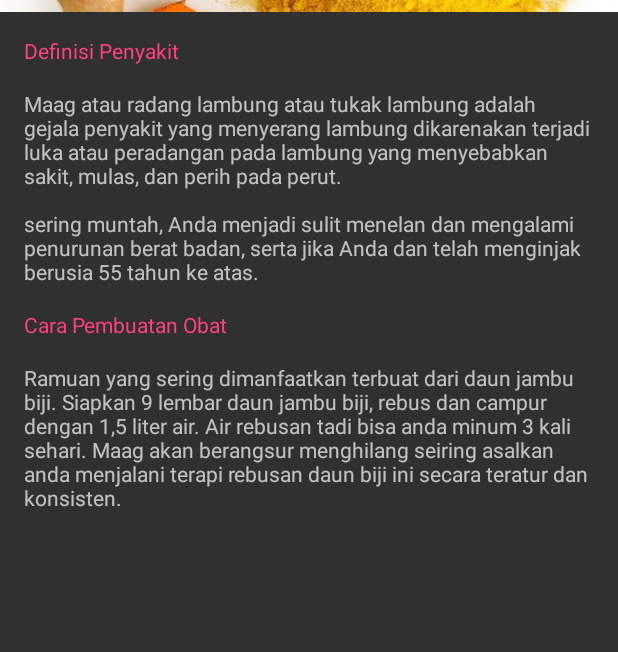
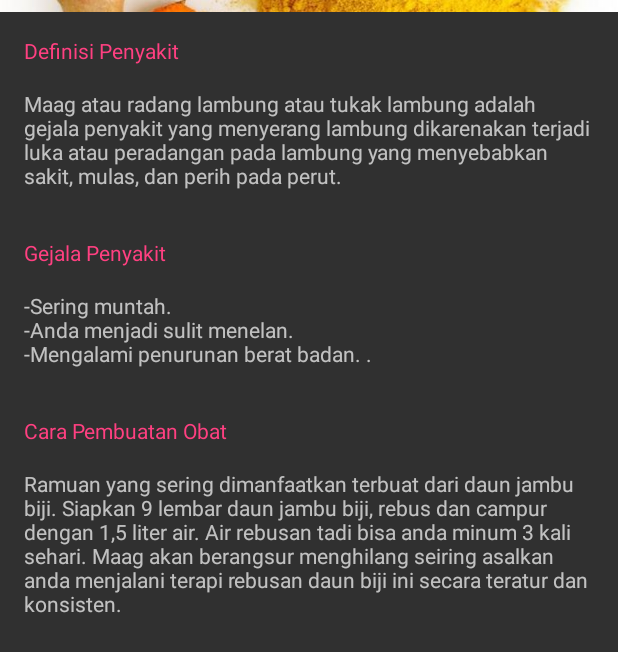
Before and after one commit to bayukrisna/LifeWithToga, an Android app: the MainActivity screen opened directly, with no data from a screen before it, after a tap on "Maag", on a phone screen of 412 x 824 dp. Shown: the top 652 px of the screen. Run offline under Robolectric (Android 15) with nearby library versions, the phone set to English and light mode, and no system bars.

Commit message:
Modifikasi array, list music, dan logo aplikasi.

```diff
--- a/app/src/main/AndroidManifest.xml
+++ b/app/src/main/AndroidManifest.xml
@@ -5,7 +5,7 @@
     <application
         android:allowBackup="true"
         android:hardwareAccelerated="false"
-        android:icon="@mipmap/ic_launcher"
+        android:icon="@mipmap/tubuh"
         android:label="@string/app_name"
         android:largeHeap="true"
         android:supportsRtl="true"
--- a/app/src/main/java/id/sch/smktelkom_mlg/project/xiirpl108172635/lifewithtoga/DetailActivity.java
+++ b/app/src/main/java/id/sch/smktelkom_mlg/project/xiirpl108172635/lifewithtoga/DetailActivity.java
@@ -24,7 +24,9 @@ public class DetailActivity extends AppCompatActivity {
         ImageView ivFoto = (ImageView) findViewById(R.id.imageFoto);
         ivFoto.setImageURI(Uri.parse(toga.foto));
         TextView tvDeskripsi = (TextView) findViewById(R.id.place_detail);
-        tvDeskripsi.setText(toga.deskripsi + "\n\n" + toga.detail);
+        tvDeskripsi.setText(toga.detail + "\n\n");
+        TextView tvGejala = (TextView) findViewById(R.id.place_desc);
+        tvGejala.setText(toga.deskripsi + "\n\n");
         TextView tvLokasi = (TextView) findViewById(R.id.place_location);
         tvLokasi.setText(toga.lokasi);
 
--- a/app/src/main/res/layout/content_detail.xml
+++ b/app/src/main/res/layout/content_detail.xml
@@ -25,17 +25,29 @@
             android:textColor="?attr/colorAccent"/>
 
         <TextView
+            android:id="@+id/place_desc"
+            android:layout_width="wrap_content"
+            android:layout_height="wrap_content"
+            tools:text="deskripsi"/>
+
+        <TextView
+            android:layout_width="match_parent"
+            android:layout_height="wrap_content"
+            android:layout_marginBottom="16dp"
+            android:text="Gejala Penyakit"
+            android:textColor="?attr/colorAccent"/>
+
+        <TextView
             android:id="@+id/place_detail"
             android:layout_width="wrap_content"
             android:layout_height="wrap_content"
-            tools:text="deskripsi"/>
+            tools:text="Gejala"/>
 
 
         <TextView
             android:layout_width="match_parent"
             android:layout_height="wrap_content"
             android:layout_marginBottom="16dp"
-            android:layout_marginTop="16dp"
             android:text="Cara Pembuatan Obat"
             android:textColor="?attr/colorAccent"/>
 
--- a/app/src/main/res/values/arrays.xml
+++ b/app/src/main/res/values/arrays.xml
@@ -33,35 +33,26 @@
         <item>Cacing kremi adalah cacing parasit kecil yang menjangkiti usus besar manusia. Parasit bernama latin Enterobius vermicularis ini memiliki fisik berwarna putih dan sekilas terlihat seperti benang putih. Cacing ini bisa terlihat pada sekitar lubang anus atau di tinja penderita.</item>
     </string-array>
     <string-array name="place_details">
-        <item>sering muntah, Anda menjadi sulit menelan dan mengalami penurunan berat badan, serta jika Anda dan telah menginjak berusia 55 tahun ke atas.
+        <item>-Sering muntah. \n-Anda menjadi sulit menelan. \n-Mengalami penurunan berat badan. .
         </item>
-        <item>Tubuh terasa kedinginan tidak karuan, cegukan, perut terasa kembung, dan menggigil.
+        <item>-Tubuh terasa kedinginan tidak karuan. \n-cegukan. \n-Perut terasa kembung. \n-Menggigil.
         </item>
-        <item>Gejala diare bermacam-macam, dimulai dari yang hanya merasakan sakit perut singkat dengan tinja yang tidak terlalu encer hingga ada yang mengalami kram perut dengan tinja yang sangat encer. Pada kasus diare parah, kemungkinan penderitanya juga akan mengalami demam dan kram perut hebat.
+        <item>Gejala diare bermacam-macam. \n\n-Dimulai dari yang hanya merasakan sakit perut singkat dengan tinja yang tidak terlalu encer. \n-Mengalami kram perut dengan tinja yang sangat encer. \n-Pada kasus diare parah, kemungkinan penderitanya juga akan mengalami demam dan kram perut hebat.
         </item>
-        <item>Jarang buang air besar, atau kurang dari sekali sehari "\n" Sulit buang air besar ,Kram otot perut ,Perut terasa berat,Sering buang gas atau kentut
-Lidah berlendir \n
-Sakit kepala \n
-Kehilangan nafsu makan \n
-Sakit pada paha atau betis \n
-Hipertensi atau tekanan darah tinggi \n
-Mual \n
-Vertigo \n
-Jantung berbebar-debar atau palpitasi \n
-Kantuk \n
+        <item>-Jarang buang air besar atau kurang dari sekali sehari. \n-Sulit buang air besar. \n-Kram otot perut. \n-Perut terasa berat. \n-Sering buang gas atau kentut. \n-Lidah berlendir. \n-Sakit kepala. \n-Kehilangan nafsu makan \n-Sakit pada paha atau betis. \n-Hipertensi atau tekanan darah tinggi. \n-Mual. \n-Vertigo. \n-Jantung berbebar-debar atau palpitasi. \n-Kantuk.
         </item>
-        <item>Gejala yang paling umum terjadi adalah nyeri perut atau mulas. Gejala-gejala lain yang mungkin Anda rasakan adalah kram di perut, mual, demam, hilangnya nafsu makan, dan tentu saja, dehidrasi. Saat diare disertai dengan muntah berulang kali, itu artinya Anda terserang muntaber.
+        <item>-Nyeri perut atau mulas. \n-Mual. \n-Demam. \n-Hilangnya nafsu makan. \n-Dehidrasi.
         </item>
         <item>Orang yang terjangkiti cacing kremi seringkali tidak merasakan gejala atau tanda apa pun. Namun, gejala umum yang sering dirasakan penderita adalah rasa gatal di sekitar anus dan vagina pada malam hari. Rasa gatal ini disebabkan oleh aktivitas cacing kremi saat menaruh telur-telurnya.
         </item>
     </string-array>
     <string-array name="place_locations">
         <item>Ramuan yang sering dimanfaatkan terbuat dari daun jambu biji. Siapkan 9 lembar daun jambu biji, rebus dan campur dengan 1,5 liter air. Air rebusan tadi bisa anda minum 3 kali sehari. Maag akan berangsur menghilang seiring asalkan anda menjalani terapi rebusan daun biji ini secara teratur dan konsisten.</item>
-        <item>Parut dulu jahe secukupnya, kemudian rebus sampai mendidih dan saring. Agar wedang jahe tak terlalu pedas, kamu bisa menambahkan air perasan lemon dan gula batu. Jika ingin lebih nikmat lagi, konsumsi wedang jahe bersama dengan pisang rebus atau camilan kesukaanmu lainnya.</item>
+        <item>Parut dulu jahe secukupnya, kemudian rebus sampai mendidih dan saring. Agar wedang jahe tak terlalu pedas, kamu bisa menambahkan air perasan lemon dan gula batu. \n\nJika ingin lebih nikmat lagi, konsumsi wedang jahe bersama dengan pisang rebus atau camilan kesukaanmu lainnya.</item>
         <item>Buah jambu biji ini juga dapat mengatasi Diare dan tidak hanya buahnya saja Daunnya pun dapat juga mengatasi diare. Cara mengkonsumsinya dengan memakan pucuk daun jambu biji dan dicampur dengan garam dapur. Secara langsung Obat tradisional ini akan cepat menghentikan terjadinya sakit perut atau diare.</item>
         <item>Setengah genggam daun keji beling segar dicuci hingga bersih. Kemudian rebus dengan dua gelas air sampai tersisa satu gelas. Saring dan minum.</item>
-        <item>Salah satu cara cepat untuk mengobati penyakit muntaber, dapat menggunakan daun sembung. Caranya, rebus 5 lembar pucuk daun sembung bersama 2 gelas air. Biarkan airnya mendidih dan berkurang segelas. Minum ramuan tradisional ini, 2 kali dalam sehari.</item>
-        <item>Kulit mangga yang biasanya dibuang begitu saja ternyata dapat dijadikan sebagai obat cacing. Daya antelmintik pada kulit mangga akan membantu mencegah penyakit cacing terutama untuk anak-anak, antelmintik juga sangat ampuh untuk membunuh kuman dan bakteri yang ada di dalam perut.
+        <item>Salah satu cara cepat untuk mengobati penyakit muntaber, dapat menggunakan daun sembung. \n\nCaranya, rebus 5 lembar pucuk daun sembung bersama 2 gelas air. Biarkan airnya mendidih dan berkurang segelas. Minum ramuan tradisional ini, 2 kali dalam sehari.</item>
+        <item>Kulit mangga yang biasanya dibuang begitu saja ternyata dapat dijadikan sebagai obat cacing. Daya antelmintik pada kulit mangga akan membantu mencegah penyakit cacing terutama untuk anak-anak, antelmintik juga sangat ampuh untuk membunuh kuman dan bakteri yang ada di dalam perut. \n\n
 
 Cara membuatnya: Selama kurang lebih 15 menit rebuslah kulit mangga, hal ini akan menjadikan zat antelmintik di kulit mangga keluar. Ambil dan taruhlah dalam gelas air rebusan kulit mangga tersebut kemudian minumlah dengan penuh semangat. Ternyata rebusan kulit mangga ini cukup ampuh membunuh bakteri jahat di dalam perut dan juga larva cacing. </item>
     </string-array>
@@ -92,28 +83,33 @@ Cara membuatnya: Selama kurang lebih 15 menit rebuslah kulit mangga, hal ini aka
         <item>Jerawat adalah masalah kulit yang ditandai dengan munculnya bintik-bintik pada beberapa bagian tubuh, seperti wajah, leher, punggung, dan dada. Bintik-bintik tersebut dapat berkisar mulai dari yang ringan, seperti komedo hitam dan komedo putih, hingga bintik-bintik parah yang berisi nanah dan kista.</item>
     </string-array>
     <string-array name="gejalakepala">
-        <item>Sakit kepala sangat parah yang terjadi secara tiba-tiba dan belum pernah dirasakan sebelumnya.
-Lengan dan/atau satu sisi wajah atau seluruh wajah, terasa lemas atau lumpuh.
-Sakit kepala yang bersamaan dengan demam, leher kaku, kebingungan, kejang, penglihatan ganda, dan ruam kulit.
-Bicara dan gerak bibir yang sulit dimengerti.
+        <item>-Sakit kepala sangat parah yang terjadi secara tiba-tiba dan belum pernah dirasakan sebelumnya.
+            \n-Lengan dan/atau satu sisi wajah atau seluruh wajah, terasa lemas atau lumpuh.
+            \n-Sakit kepala yang bersamaan dengan demam, leher kaku, kebingungan, kejang, penglihatan ganda, dan ruam kulit.
+            \n-Bicara dan gerak bibir yang sulit dimengerti.
         </item>
-        <item>Gejala yang berhubungan dengan vertigo adalah kehilangan keseimbangan. Tanda-tanda ini akan memicu pengidap vertigo mengalami kesulitan berdiri atau berjalan, mual, muntah, berkeringat, kadang disertai nistagmus (gerakan mata yang tidak normal) dan pusing.
+        <item>-Kehilangan keseimbangan.
+            \n-Mengalami kesulitan berdiri atau berjalan.
+            \n-Mual.
+            \n-Muntah.
+            \n-Berkeringat.
+            \n-Kadang disertai nistagmus (gerakan mata yang tidak normal) dan pusing.
         </item>
-        <item>Sensasi seperti mau pingsan.
-Sensasi limbung atau kehilangan keseimbangan.
-Vertigo, yaitu sekeliling terasa berputar.
+        <item>-Sensasi seperti mau pingsan.
+            \n-Sensasi limbung atau kehilangan keseimbangan.
+            \n-Vertigo, yaitu sekeliling terasa berputar.
         </item>
-        <item>Luka berwarna putih yang biasa muncul di lidah atau dinding mulut.
-Sensasi terbakar pada lidah.
-Rasa sakit saat menelan.
-Rasa tidak nyaman di dalam mulut.
+        <item>-Luka berwarna putih yang biasa muncul di lidah atau dinding mulut.
+            \n-Sensasi terbakar pada lidah.
+            \n-Rasa sakit saat menelan.
+            \n-Rasa tidak nyaman di dalam mulut.
         </item>
-        <item>Bengkak di sekitar gigi yang terinfeksi. \n
-                Pusing. \n
-                Rasa dan bau busuk dari gigi yang terinfeksi. \n
-                Demam. \n
+        <item>-Bengkak di sekitar gigi yang terinfeksi.
+                \n-Pusing.
+                \n-Rasa dan bau busuk dari gigi yang terinfeksi.
+                \n-Demam.
         </item>
-        <item>Timbulnya benjolan yang berwarna kemerahan atau kuning yang mengandung nanah. Ciri - ciri jerawat juga bisa dikelompokkan menjadi dua kategori yaitu jerawat yang meradang dan tidak meradang. \n\n
+        <item>Timbulnya benjolan yang berwarna kemerahan atau kuning yang mengandung nanah. \n\nCiri - ciri jerawat juga bisa dikelompokkan menjadi dua kategori yaitu jerawat yang meradang dan tidak meradang. \n\n
                 A. Jerawat Meradang \n
             Jerawat yang meradang ciri-cirinya berwarna kemerah-merahan dan terjadi peradangan serta pembengkakan, juga gejala adanya iritasi pada kulit. \n\n
                 B. Jerawat Tidak Meradang \n
@@ -121,16 +117,16 @@ Rasa tidak nyaman di dalam mulut.
         </item>
     </string-array>
     <string-array name="obatkepala">
-        <item> Buatlah jus lemon dari 1 buah lemon dan dicampur ke dalam gelas bersama air putih dan kita bisa gunakan kulitnya untuk dilumat lalu ditempel di dahi</item>
-        <item>Almond kaya akan asam lemak esensial, vitamin dan mineral. Nutrisi di dalamnya juga membantu tubuh untuk mengatasi serangan vertigo. Tidak hanya itu, almond juga berkhasiat untuk menyembuhkan kelelahan dan sakit kepala yang terjadi karena vertigo. Anda dapat mencampur bubuk almond dalam susu panas dan diminum di pagi hari.</item>
-        <item>Bahan-bahannya adalah sediakan daun jeruk nipis setengah lembar serta satu buah jeruk nipis. Cara membuatnya yaitu daun jeruk nipis tersebut ditumbuk sampai halus. Lalu masukkan kedalam wadah. Setelah itu, dicampur dengan perasan air jeruk nipis. Aduk merata. digunakan sebagai obat gosok yaitu caranya usapkan pada bagian bahu, tengkuk serta pelipis.</item>
-        <item>Percaya atau tidak, air kelapa dikenal denga pendinginannya sehingga dapat menenangkan sistem pencernaan. Selain baik untuk mengatasi dehidrasi, air kelapa juga baik untuk mengobati sariawan.</item>
+        <item>Buatlah jus lemon dari 1 buah lemon dan dicampur ke dalam gelas bersama air putih dan kita bisa gunakan kulitnya untuk dilumat lalu ditempel di dahi</item>
+        <item>Almond kaya akan asam lemak esensial, vitamin dan mineral. Nutrisi di dalamnya juga membantu tubuh untuk mengatasi serangan vertigo. Tidak hanya itu, almond juga berkhasiat untuk menyembuhkan kelelahan dan sakit kepala yang terjadi karena vertigo. \n\nAnda dapat mencampur bubuk almond dalam susu panas dan diminum di pagi hari.</item>
+        <item>Anda bisa menggunakan ramuan jeruk nipis. \n\nBahan-bahannya adalah sediakan daun jeruk nipis setengah lembar serta satu buah jeruk nipis. \n\nCara membuatnya yaitu daun jeruk nipis tersebut ditumbuk sampai halus. Lalu masukkan kedalam wadah. Setelah itu, dicampur dengan perasan air jeruk nipis. Aduk merata. digunakan sebagai obat gosok yaitu caranya usapkan pada bagian bahu, tengkuk serta pelipis.</item>
+        <item>Percaya atau tidak, air kelapa dikenal dengan pendinginannya sehingga dapat menenangkan sistem pencernaan. Selain baik untuk mengatasi dehidrasi, air kelapa juga baik untuk mengobati sariawan.</item>
         <item>Disarankan menggunakan minyak cengkeh. Adapun cara penggunaannya adalah dengan cara menuang minyak secukupnya pada kapas lalu tempelkan pada bagian yang sakit. Usahakan dijepit atau digigit agar tak lepas.Biarkan dalam waktu lama dan ganti bisa sudah terasa kurang efeknya.</item>
         <item>Cara Menghilangkan Jerawat Menggunakan Bawang Putih \n\n
-Ambil bawang putih dan potong 1 siung bawang putih menjadi 2 bagian \n
-Gosok-gosokkan bawang putih yang telah dipotong ke jerawat dan biarkan selama 5-10 menit \n
-Cucilah wajah menggunakan air bersih \n
-Lakukan ini secara rutin hingga mendapatkan hasil yang maksimal</item>
+            -Ambil bawang putih dan potong 1 siung bawang putih menjadi 2 bagian \n
+            -Gosok-gosokkan bawang putih yang telah dipotong ke jerawat dan biarkan selama 5-10 menit \n
+            -Cucilah wajah menggunakan air bersih \n
+            -Lakukan ini secara rutin hingga mendapatkan hasil yang maksimal</item>
     </string-array>
     <array name="gambarkepala">
         <item>@drawable/juslemon</item>
@@ -159,42 +155,28 @@ Lakukan ini secara rutin hingga mendapatkan hasil yang maksimal</item>
         <item>Kram adalah pengerutan pada otot, yang muncul secara tiba-tiba dan menyebabkan nyeri. Kram bisa sembuh dengan sendirinya selama beberapa detik, menit, atau jam, tergantung dari kontraksi tersebut, dan kram dapat terjadi pada otot rangka atau otot polos.</item>
     </string-array>
     <string-array name="gejalatangan">
-        <item>Keluar darah. \n
-            Jaringan kulit luar robek akibat tergores. \n
-            Timbul rasa sakit dan perih. \n
-            Terkadang juga akan mengakibatkan kepala pusing.
+        <item>-Kulit terasa tidak nyaman. \n-Warna kulit menjadi kemerahan. \n-Kadang disertai bentolan kecil - kecil. \n-Kulit terasa kering dan lebih sensitif.
         </item>
-        <item>Kulit terasa tidak nyaman. \n
-            Warna kulit menjadi kemerahan. \n
-            Kadang disertai bentolan kecil - kecil. \n
-            Kulit terasa kering dan lebih sensitif.
+        <item>-Keluar darah.
+            \n-Jaringan kulit luar robek akibat tergores.
+            \n-Timbul rasa sakit dan perih.
+            \n-Terkadang juga akan mengakibatkan kepala pusing.
         </item>
-        <item>Kekauan sendi di pagi hari. \n
-            Pembengkakan dan nyeri sendi. \n
-            Adanya benjolan atau nodul. \n
-            Penumpukan cairan.
+        <item>-Kekauan sendi di pagi hari. \n-Pembengkakan dan nyeri sendi. \n-Adanya benjolan atau nodul. \n-Penumpukan cairan.
         </item>
         <item>Kuku menjadi tipis dan datar atau cekung.
         </item>
-        <item>Kulit bersisik dan kasar \n
-            Mudah tergores atau tergesek benda \n
-            Akan menimbulkan bekas jika tergesek ssesuatu \n
+        <item>-Kulit bersisik dan kasar \n-Mudah tergores atau tergesek benda \n-Akan menimbulkan bekas jika tergesek ssesuatu \n
         </item>
-        <item>Tangan terasa lemah untuk digerakan. \n
-            Mati rasa. \n
-            Tangan terasa kaku dan terasa sakit. \n
-            Terkadang juga menyebabkan perubahan warna kulit menjadi kemerahan.
+        <item>-Tangan terasa lemah untuk digerakan. \n-Mati rasa. \n-Tangan terasa kaku dan terasa sakit. \n-Terkadang juga menyebabkan perubahan warna kulit menjadi kemerahan.
         </item>
     </string-array>
     <string-array name="obattangan">
-        <item>Lidah Buaya Dipercaya Dapat Mengatasi Gatal Di Badan. Kandungan aloe vera yang terdapat dalam gell lidah buaya mampu untuk menghilangkan gatal di badan. Tidak banyak cara untuk menggunakan gell lidah buaya sebagai obat gatal Anda. Cukup Anda ambil lidah buaya dan potong menjadi dua. Lalu ambil gell lidah buaya dan oleskan terhadap badan yang terasa gatal. Memang untuk pengobatan yang sebentar tidak akan langsung terasa efeknya. Oleh karena itu lakukan hal ini sesering mungkin demi untuk proses penyembuhan lebih cepat lagi.</item>
+        <item>Lidah Buaya Dipercaya Dapat Mengatasi Gatal Di Badan. Kandungan aloe vera yang terdapat dalam gell lidah buaya mampu untuk menghilangkan gatal di badan. Tidak banyak cara untuk menggunakan gell lidah buaya sebagai obat gatal Anda. \n\nCukup Anda ambil lidah buaya dan potong menjadi dua. Lalu ambil gell lidah buaya dan oleskan terhadap badan yang terasa gatal. Memang untuk pengobatan yang sebentar tidak akan langsung terasa efeknya. Oleh karena itu lakukan hal ini sesering mungkin demi untuk proses penyembuhan lebih cepat lagi.</item>
         <item>Minyak kelapa memiliki sejuta manfaat, juga dapat menyembuhkan luka dengan efektif. Minyak nabati ini memiliki sifat antibakteri dan antijamur yang menakjubkan dan bahkan dapat mencegah luka jaringan parut. Oleskan minyak kelapa pada luka untuk membantu mempercepat penyebuhannya 2 atau 3 kali sehari</item>
         <item>Cara pengobatan penyakit rematik dengan ramuan herbal sangat mudah untuk dibuat dan juga tak kalah khasiatnya untuk mengatasi rematik adalah dengan menggunakan daun belimbing wuluh muda. Cara membuatnya cukup sediakan sebanyak 100 gram daun belimbing wuluh muda, cengkeh sebanyak 10 biji, merica sebanyak 15 biji, serta cuka secukupnya. Kemudian giling hingga halus semua bahan-bahan tersebut. Ramuan ini juga hanya obat untuk pemakaian luar, cara menggunakannya cukup oleskan pada bagian yang sakit sebanyak yang diperlukan.</item>
-        <item>Menggunakan minyak lemon esensial untuk membersihkan kuku. \n
-             Rendam dengan air hangat dan gosok dengan sikat halus. \n
-             Hindari memakai kuteks berwarna terang. \n
-            Istirahatkan kuku Anda dari pemakaian kuteks selama beberapa bulan.</item>
-        <item>Mentimun \n
+        <item>Menggunakan minyak lemon esensial untuk membersihkan kuku. \n-Rendam dengan air hangat dan gosok dengan sikat halus. \n-Hindari memakai kuteks berwarna terang. \n-Istirahatkan kuku Anda dari pemakaian kuteks selama beberapa bulan.</item>
+        <item>Kita dapat menggunakan mentimun \n\n
         Selain untuk wajah, ternyata timun juga dapat bermanfaat untuk kulit kaki dan tangan. Pertama kupas dan cuci timun hingga bersih. Lalu haluskan menggunakan blender atau parut. Setelah itu oleskan pada bagian tubuh yang diinginkan.</item>
         <item>Kulit Manggis kaya akan kandungan vitamin B1, B2 dan C, serta kalsium, potassium, dan zat besi yang baik untuk tubuh dan tulang.
         \n\n
@@ -230,31 +212,17 @@ Lakukan ini secara rutin hingga mendapatkan hasil yang maksimal</item>
         <item>Kapalan atau callus biasanya muncul pada kaki, tumit, tangan, atau jari, dan bisa menyebabkan rasa tidak nyaman dan nyeri saat berjalan atau beraktivitas. Kapalan merupakan reaksi alami tubuh untuk melindungi bagian kulit..</item>
     </string-array>
     <string-array name="gejalakaki">
-        <item>Nyeri sendi, Pembengkakan, Kekakuan sendi, Perubahan warna kulit merah-kebiruan.
+        <item>-Nyeri sendi. \n-Pembengkakan. \n-Kekakuan sendi. \n-Perubahan warna kulit merah-kebiruan.
         </item>
-        <item>Kekauan sendi di pagi hari. \n
-            Pembengkakan dan nyeri sendi. \n
-            Adanya benjolan atau nodul. \n
-            Penumpukan cairan.
+        <item>-Kekauan sendi di pagi hari. \n-Pembengkakan dan nyeri sendi. \n-Adanya benjolan atau nodul. \n-Penumpukan cairan.
         </item>
-        <item>Kaki sulit digerakan. \n
-            Kaki serasa seperti tersengat listrik ringan. \n
-            Kaki mendapat sensasi seperti dirumuti oleh banyak semut.
+        <item>-Kaki sulit digerakan. \n-Kaki serasa seperti tersengat listrik ringan. \n-Kaki mendapat sensasi seperti dirumuti oleh banyak semut.
         </item>
-        <item>Keluar darah. \n
-            Jaringan kulit luar robek akibat tergores. \n
-            Timbul rasa sakit dan perih. \n
-            Terkadang juga akan mengakibatkan kepala pusing.
+        <item>-Keluar darah. \n-Jaringan kulit luar robek akibat tergores. \n-Timbul rasa sakit dan perih. \n-Terkadang juga akan mengakibatkan kepala pusing.
         </item>
-        <item>Kulit terasa tidak nyaman. \n
-            Warna kulit menjadi kemerahan. \n
-            Kadang disertai bentolan kecil - kecil. \n
-            Kulit terasa kering dan lebih sensitif.
+        <item>-Kulit terasa tidak nyaman. \n-Warna kulit menjadi kemerahan. \n-Kadang disertai bentolan kecil - kecil. \n-Kulit terasa kering dan lebih sensitif.
         </item>
-        <item>Kulit berubah menjadi kering atau pecah - pecah. \n
-    Rasa nyeri atau sakit saat disentuh pada bagian bawah kulit. \n
-    Ada sebagian kulit yang terasa kasar dan menebal. \n
-    Timbulnya benjolan yang mengeras pada kulit. \n
+        <item>-Kulit berubah menjadi kering atau pecah - pecah. \n-Rasa nyeri atau sakit saat disentuh pada bagian bawah kulit. \n-Ada sebagian kulit yang terasa kasar dan menebal. \n-Timbulnya benjolan yang mengeras pada kulit.
         </item>
     </string-array>
     <string-array name="obatkaki">
```
Also changed, not shown: app/src/main/res/layout/activity_main_menu.xml (+1 -6 lines), app/src/main/res/layout/activity_music_list.xml (+64 -56 lines), app/src/main/res/drawable/bc.jpg (added), app/src/main/res/drawable/piringan.jpg (added), app/src/main/res/mipmap-hdpi/tubuh.png (added).
